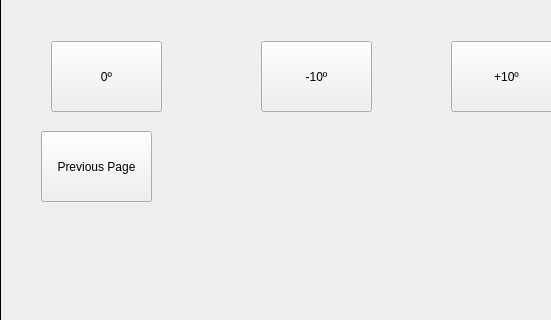
Edipo3098/ros2_orange, file src/Quad_control_gui/Quad_control_gui/control_robot.ui: the form before one commit; both pictures show x 0 to 551 and y 280 to 600 of the 1200 by 800 pixel window.
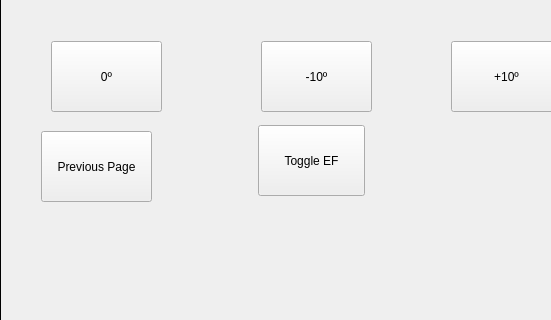
The form after the commit. The open tabs and pages were chosen to show the change. Icons and pictures are not drawn.

Commit message: M0 range of motion is after 50 deggres, modification to move from 0 to 50 and 50 yo 0

Patch:
```diff
--- a/src/Quad_control_gui/Quad_control_gui/control_robot.ui
+++ b/src/Quad_control_gui/Quad_control_gui/control_robot.ui
@@ -224,6 +224,19 @@
      </property>
     </item>
    </widget>
+   <widget class="QPushButton" name="setEF">
+    <property name="geometry">
+     <rect>
+      <x>257</x>
+      <y>404</y>
+      <width>107</width>
+      <height>71</height>
+     </rect>
+    </property>
+    <property name="text">
+     <string>Toggle EF</string>
+    </property>
+   </widget>
   </widget>
   <widget class="QWidget" name="controlQuad">
    <widget class="QPushButton" name="prevButtom2">
```
Left out of the diff: 2 changed lines with no effect on the pictures. The commit also changes 1 other file.
